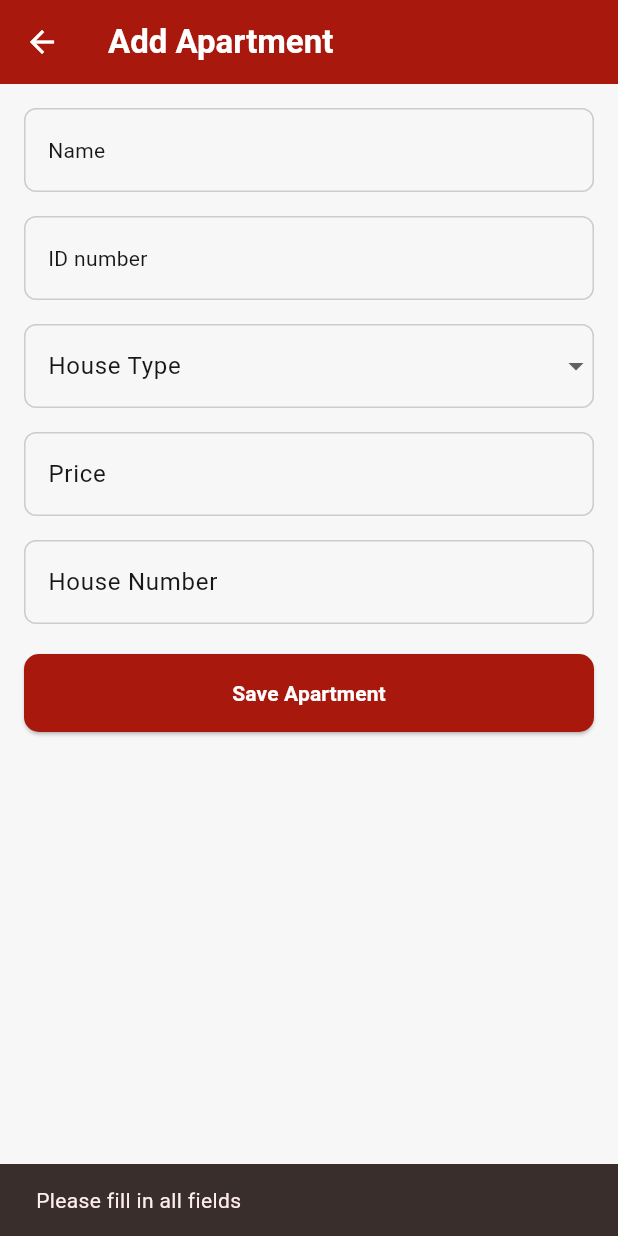
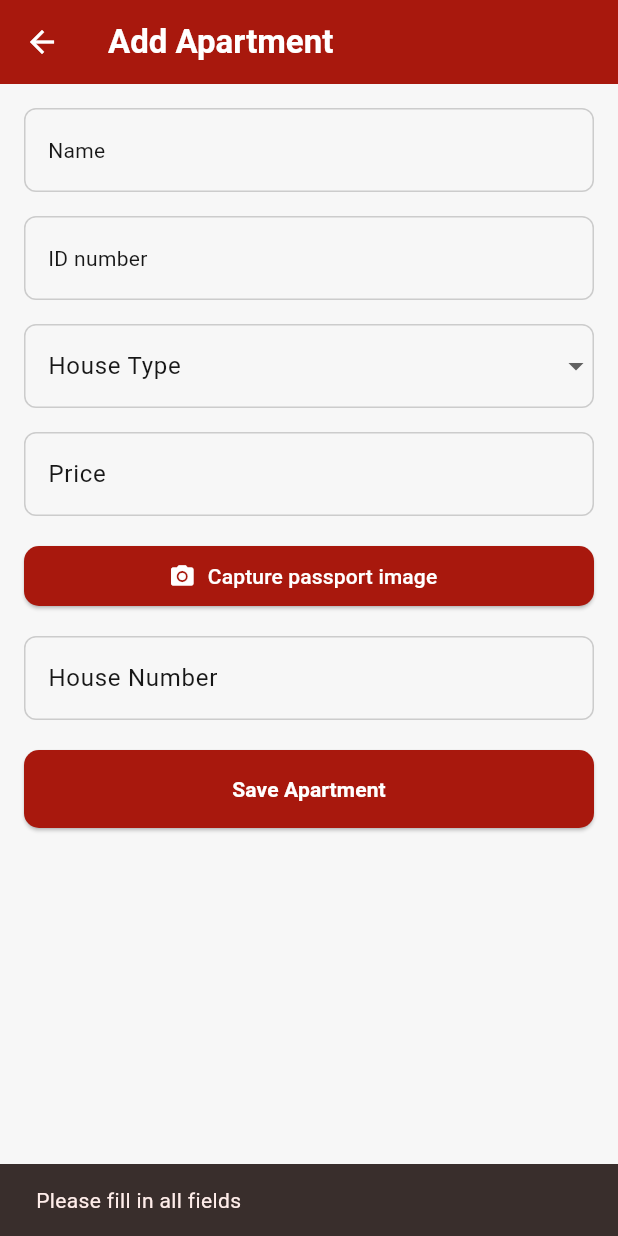
Before and after one commit to carlkiptoo/Apartment-Management, a Flutter app: the AddApartmentScreen screen opened directly, after a tap on "Save Apartment", on a phone screen of 412 x 824 dp. Run offline on Flutter 3.47's test engine with Material 3 defaults, Android fonts, the phone set to English and light mode, and no system bars; our stand-ins replace image_picker, sqflite; accounts and stored records are empty.

Commit message:
added image picker for passport image

```diff
--- a/lib/database/db_helper.dart
+++ b/lib/database/db_helper.dart
@@ -1,5 +1,6 @@
 import 'package:sqflite/sqflite.dart';
 import 'package:path/path.dart';
+import 'dart:io';
 
 class DBHelper {
   static final DBHelper _instance = DBHelper._internal();
@@ -48,7 +49,8 @@ class DBHelper {
         idNumber TEXT,
         houseType TEXT,
         houseNumber TEXT,
-        price REAL
+        price REAL,
+        passportImage TEXT
         )
         ''');
       }
--- a/lib/main.dart
+++ b/lib/main.dart
@@ -10,7 +10,7 @@ void main() async {
 
   // Delete and recreate database
   final dbHelper = DBHelper();
-  // await dbHelper.deleteAndRecreateDatabase();
+  await dbHelper.deleteAndRecreateDatabase();
 }
 
 class MyApp extends StatelessWidget {
--- a/lib/screens/add_apartment.dart
+++ b/lib/screens/add_apartment.dart
@@ -1,6 +1,8 @@
 import 'package:flutter/material.dart';
 import '../database/db_helper.dart';
 import '../theme/app_colors.dart';
+import 'package:image_picker/image_picker.dart';
+import 'dart:io';
 
 class AddApartmentScreen extends StatefulWidget {
   const AddApartmentScreen({super.key});
@@ -25,10 +27,21 @@ class _AddApartmentScreenState extends State<AddApartmentScreen> {
   final _houseTypeController = TextEditingController();
   final _priceController = TextEditingController();
   final _houseNumberController = TextEditingController();
+  File? _passportImage;
   // User should submit passport image
 
   bool _loading = false;
 
+  Future<void> _pickPassportImage() async {
+    final picker = ImagePicker();
+    final pickedFile = await picker.pickImage(source: ImageSource.camera);
+
+    if (pickedFile != null) {
+      setState(() {
+        _passportImage = File(pickedFile.path);
+      });
+    }
+  }
   Future<void> _submitApartment() async {
     final name = _nameController.text.trim();
     final idNumber = _idNumberController.text.trim();
@@ -41,7 +54,9 @@ class _AddApartmentScreenState extends State<AddApartmentScreen> {
         idNumber.isEmpty ||
         priceText.isEmpty ||
         houseNumber.isEmpty ||
-        _selectedHouseType == null) {
+        _selectedHouseType == null ||
+        _passportImage == null
+    ) {
       ScaffoldMessenger.of(context).showSnackBar(
         const SnackBar(content: Text('Please fill in all fields')),
       );
@@ -63,6 +78,7 @@ class _AddApartmentScreenState extends State<AddApartmentScreen> {
       "houseType": _selectedHouseType,
       "houseNumber": _houseNumberController.text,
       "price": double.tryParse(_priceController.text) ?? 0.0,
+      "passportImage": _passportImage!.path,
     };
     setState(() {
       _loading = true;
@@ -77,6 +93,10 @@ class _AddApartmentScreenState extends State<AddApartmentScreen> {
       _houseTypeController.clear();
       _houseNumberController.clear();
       _priceController.clear();
+      setState(() {
+        _selectedHouseType = null;
+        _passportImage = null;
+      });
     } catch (e) {
       ScaffoldMessenger.of(
         context,
@@ -179,6 +199,22 @@ class _AddApartmentScreenState extends State<AddApartmentScreen> {
             ),
             const SizedBox(height: 16),
 
+            ElevatedButton.icon(
+              icon: const Icon(Icons.camera_alt),
+              onPressed: _pickPassportImage,
+              label: const Text('Capture passport image'),
+              style: ElevatedButton.styleFrom(
+                backgroundColor: AppColors.primary,
+                foregroundColor: Colors.white,
+              ),
+            ),
+            const SizedBox(height: 16),
+            if (_passportImage != null)
+              Image.file(
+                _passportImage!,
+                height: 150,
+              ),
+
             TextField(
               controller: _houseNumberController,
               decoration: InputDecoration(
--- a/pubspec.yaml
+++ b/pubspec.yaml
@@ -35,6 +35,7 @@ dependencies:
   shared_preferences: ^2.2.1
   sqflite: ^2.3.0
   path: ^1.9.0
+  image_picker: ^1.0.4
 
   # The following adds the Cupertino Icons font to your application.
   # Use with the CupertinoIcons class for iOS style icons.
```
Also changed, not shown: 1 other file.
